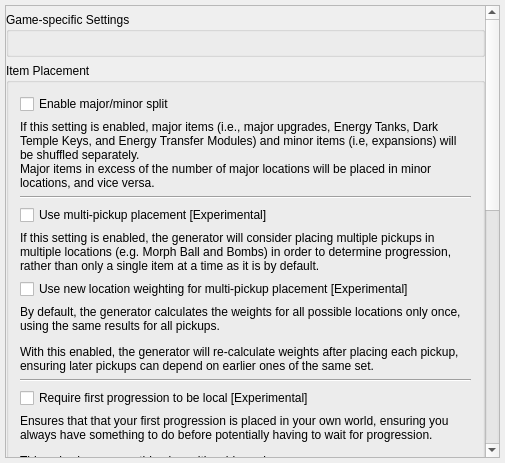
Above: randovania/gui/ui_files/preset_generation.ui from randovania/randovania before the change. Below: the same form after it.
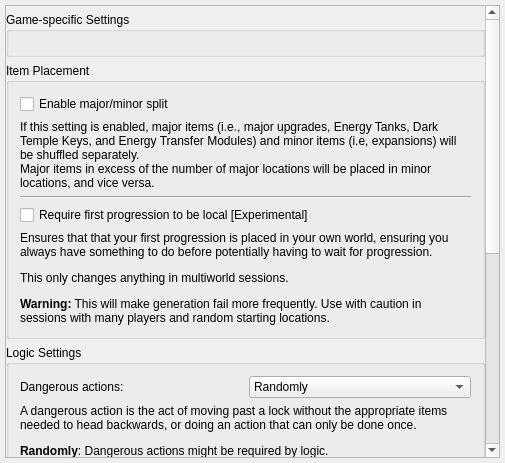
That is the form after the change.

Commit message: Removing code for handling multi-pickup settings

```diff
--- a/randovania/gui/ui_files/preset_generation.ui
+++ b/randovania/gui/ui_files/preset_generation.ui
@@ -44,7 +44,7 @@
          <x>0</x>
          <y>0</y>
          <width>483</width>
-         <height>773</height>
+         <height>630</height>
         </rect>
        </property>
        <layout class="QVBoxLayout" name="verticalLayout_3">
@@ -102,50 +102,6 @@
              </property>
             </widget>
            </item>
-           <item>
-            <widget class="QCheckBox" name="multi_pickup_placement_check">
-             <property name="toolTip">
-              <string>&lt;html&gt;&lt;head/&gt;&lt;body&gt;&lt;p&gt;Use the new version of the pickup placement logic, which is able to place multiple pickups at once to solve a requirement, like both Seeker Launcher and Dark Visor. Not tested yet.&lt;/p&gt;&lt;/body&gt;&lt;/html&gt;</string>
-             </property>
-             <property name="text">
-              <string>Use multi-pickup placement [Experimental]</string>
-             </property>
-            </widget>
-           </item>
-           <item>
-            <widget class="QLabel" name="multi_pickup_label">
-             <property name="text">
-              <string>&lt;html&gt;&lt;head/&gt;&lt;body&gt;&lt;p&gt;If this setting is enabled, the generator will consider placing multiple pickups in multiple locations (e.g. Morph Ball and Bombs) in order to determine progression, rather than only a single item at a time as it is by default.&lt;/p&gt;&lt;/body&gt;&lt;/html&gt;</string>
-             </property>
-             <property name="wordWrap">
-              <bool>true</bool>
-             </property>
-            </widget>
-           </item>
-           <item>
-            <widget class="QCheckBox" name="multi_pickup_new_weighting_check">
-             <property name="text">
-              <string>Use new location weighting for multi-pickup placement [Experimental]</string>
-             </property>
-            </widget>
-           </item>
-           <item>
-            <widget class="QLabel" name="multi_pickup_new_weighting_label">
-             <property name="text">
-              <string>&lt;html&gt;&lt;head/&gt;&lt;body&gt;&lt;p&gt;By default, the generator calculates the weights for all possible locations only once, using the same results for all pickups.&lt;/p&gt;&lt;p&gt;With this enabled, the generator will re-calculate weights after placing each pickup, ensuring later pickups can depend on earlier ones of the same set. &lt;/p&gt;&lt;/body&gt;&lt;/html&gt;</string>
-             </property>
-             <property name="wordWrap">
-              <bool>true</bool>
-             </property>
-            </widget>
-           </item>
-           <item>
-            <widget class="Line" name="local_first_progression_line">
-             <property name="orientation">
-              <enum>Qt::Horizontal</enum>
-             </property>
-            </widget>
-           </item>
            <item>
             <widget class="QCheckBox" name="local_first_progression_check">
              <property name="text">
```
The commit also changes 4 other files.
